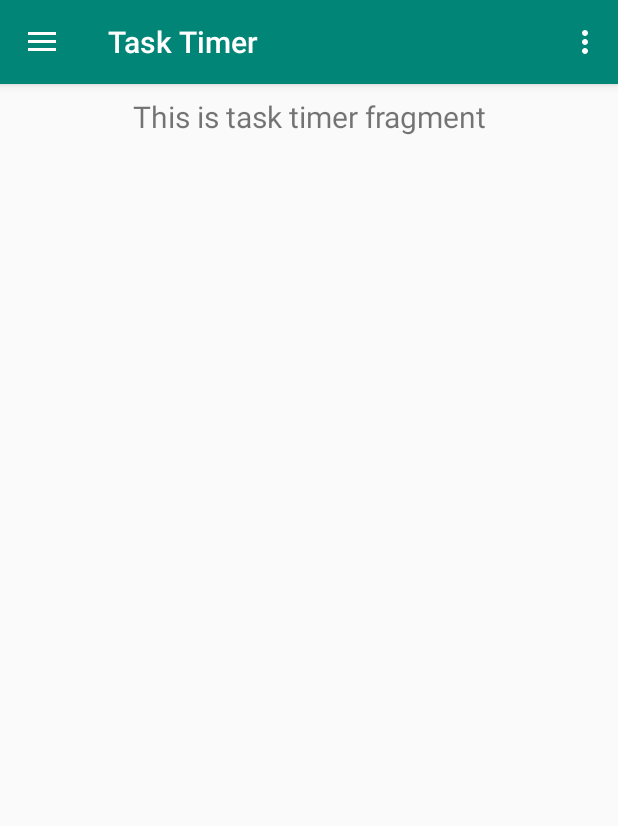
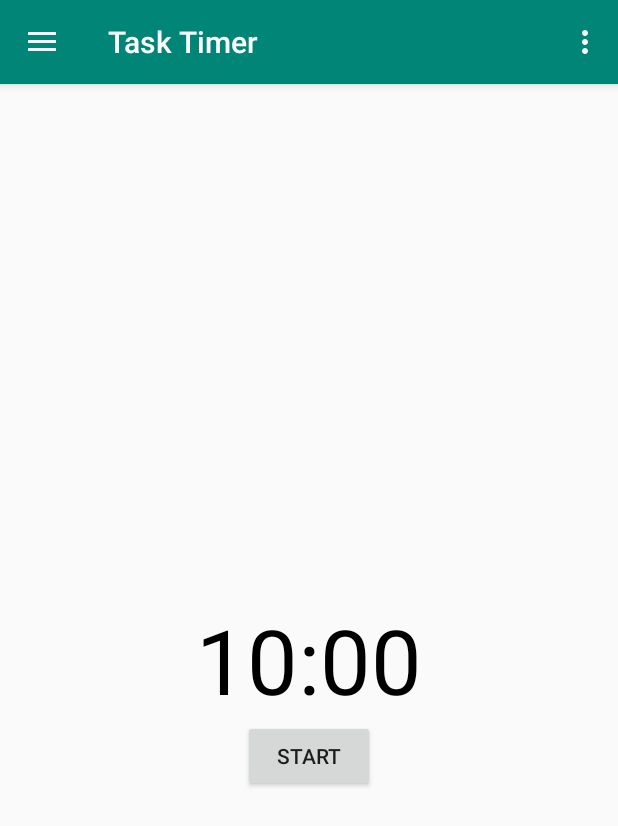
Before and after one commit to TheCrunchy/finalyearProjectV2, an Android app: the screen it shows after launch (MainActivity), in the side drawer, after a tap on "Task Timer", on a phone screen of 412 x 824 dp. Shown: the top 826 px of the screen. Run offline under Robolectric (Android 15) with nearby library versions, the phone set to English and light mode, and no system bars; our stand-ins replace navigation-ui.

Commit message:
Added task timer, need to add configurable time to countdown

```diff
--- a/app/src/main/java/com/cameron/finalyearprojectv2/MainActivity.java
+++ b/app/src/main/java/com/cameron/finalyearprojectv2/MainActivity.java
@@ -98,9 +98,9 @@ public class MainActivity extends AppCompatActivity{
         Button button = (Button) findViewById(R.id.buttonSave);
        // System.out.println("PICKER " + picker.getMonth());
 
-        data.addGoal(userInputGoalTitle.getText().toString(), userInputGoal1.getText().toString(), datePicker.getDayOfMonth()+"/"+ (datePicker.getMonth() + 1)+"/"+datePicker.getYear() + "==" + timePicker.getHour() + ":" + timePicker.getMinute());
-        data.addGoal(userInputGoalTitle.getText().toString(), userInputGoal2.getText().toString(), datePicker.getDayOfMonth()+"/"+ (datePicker.getMonth() + 1)+"/"+datePicker.getYear() + "==" + timePicker.getHour() + ":" + timePicker.getMinute());
-        data.addGoal(userInputGoalTitle.getText().toString(), userInputGoal3.getText().toString(), datePicker.getDayOfMonth()+"/"+ (datePicker.getMonth() + 1)+"/"+datePicker.getYear() + "==" + timePicker.getHour() + ":" + timePicker.getMinute());
+        data.addGoal(userInputGoalTitle.getText().toString(), userInputGoal1.getText().toString(), datePicker.getDayOfMonth()+"/"+ (datePicker.getMonth() + 1)+"/"+datePicker.getYear() + " " + timePicker.getHour() + ":" + timePicker.getMinute());
+        data.addGoal(userInputGoalTitle.getText().toString(), userInputGoal2.getText().toString(), datePicker.getDayOfMonth()+"/"+ (datePicker.getMonth() + 1)+"/"+datePicker.getYear() + " " + timePicker.getHour() + ":" + timePicker.getMinute());
+        data.addGoal(userInputGoalTitle.getText().toString(), userInputGoal3.getText().toString(), datePicker.getDayOfMonth()+"/"+ (datePicker.getMonth() + 1)+"/"+datePicker.getYear() + " " + timePicker.getHour() + ":" + timePicker.getMinute());
         saveFile();
 
     }
--- a/app/src/main/java/com/cameron/finalyearprojectv2/ui/task_timer/taskTimerFragment.java
+++ b/app/src/main/java/com/cameron/finalyearprojectv2/ui/task_timer/taskTimerFragment.java
@@ -1,22 +1,37 @@
 package com.cameron.finalyearprojectv2.ui.task_timer;
 
 import android.os.Bundle;
+import android.os.CountDownTimer;
 import android.view.LayoutInflater;
 import android.view.View;
 import android.view.ViewGroup;
+import android.widget.Button;
 import android.widget.TextView;
 
+import androidx.annotation.NonNull;
 import androidx.annotation.Nullable;
-import androidx.annotation.NonNull;
 import androidx.fragment.app.Fragment;
 import androidx.lifecycle.Observer;
 import androidx.lifecycle.ViewModelProviders;
 
 import com.cameron.finalyearprojectv2.R;
 
+import java.util.Locale;
+
 public class taskTimerFragment extends Fragment {
 
     private TaskTimerViewModel taskTimerViewModel;
+    private static final long START_TIME_IN_MILLIS = 600000;
+
+    private TextView mTextViewCountDown;
+    private Button mButtonStartPause;
+    private Button mButtonReset;
+
+    private CountDownTimer mCountDownTimer;
+
+    private boolean mTimerRunning;
+
+    private long mTimeLeftInMillis = START_TIME_IN_MILLIS;
 
     public View onCreateView(@NonNull LayoutInflater inflater,
                              ViewGroup container, Bundle savedInstanceState) {
@@ -27,9 +42,82 @@ public class taskTimerFragment extends Fragment {
         taskTimerViewModel.getText().observe(this, new Observer<String>() {
             @Override
             public void onChanged(@Nullable String s) {
-                textView.setText(s);
+               // textView.setText(s);
+
+
             }
         });
+
+        mTextViewCountDown = root.findViewById(R.id.text_view_countdown);
+
+        mButtonStartPause = root.findViewById(R.id.button_start_pause);
+        mButtonReset = root.findViewById(R.id.button_reset);
+
+        mButtonStartPause.setOnClickListener(new View.OnClickListener() {
+            @Override
+            public void onClick(View v) {
+                if (mTimerRunning) {
+                    pauseTimer();
+                } else {
+                    startTimer();
+                }
+            }
+        });
+
+        mButtonReset.setOnClickListener(new View.OnClickListener() {
+            @Override
+            public void onClick(View v) {
+                resetTimer();
+            }
+        });
+
+        updateCountDownText();
+
         return root;
     }
+    private void startTimer() {
+        mCountDownTimer = new CountDownTimer(mTimeLeftInMillis, 1000) {
+            @Override
+            public void onTick(long millisUntilFinished) {
+                mTimeLeftInMillis = millisUntilFinished;
+                updateCountDownText();
+            }
+
+            @Override
+            public void onFinish() {
+                mTimerRunning = false;
+                mButtonStartPause.setText("Start");
+                mButtonStartPause.setVisibility(View.INVISIBLE);
+                mButtonReset.setVisibility(View.VISIBLE);
+            }
+        }.start();
+
+        mTimerRunning = true;
+        mButtonStartPause.setText("pause");
+        mButtonReset.setVisibility(View.INVISIBLE);
+    }
+
+    private void pauseTimer() {
+        mCountDownTimer.cancel();
+        mTimerRunning = false;
+        mButtonStartPause.setText("Start");
+        mButtonReset.setVisibility(View.VISIBLE);
+    }
+
+    private void resetTimer() {
+        mTimeLeftInMillis = START_TIME_IN_MILLIS;
+        updateCountDownText();
+        mButtonReset.setVisibility(View.INVISIBLE);
+        mButtonStartPause.setVisibility(View.VISIBLE);
+    }
+
+    private void updateCountDownText() {
+        int minutes = (int) (mTimeLeftInMillis / 1000) / 60;
+        int seconds = (int) (mTimeLeftInMillis / 1000) % 60;
+
+        String timeLeftFormatted = String.format(Locale.getDefault(), "%02d:%02d", minutes, seconds);
+
+        mTextViewCountDown.setText(timeLeftFormatted);
+    }
+
 }
--- a/app/src/main/res/layout/fragment_task_timer.xml
+++ b/app/src/main/res/layout/fragment_task_timer.xml
@@ -16,4 +16,43 @@
         app:layout_constraintEnd_toEndOf="parent"
         app:layout_constraintStart_toStartOf="parent"
         app:layout_constraintTop_toTopOf="parent" />
+
+
+    <RelativeLayout xmlns:android="http://schemas.android.com/apk/res/android"
+        xmlns:app="http://schemas.android.com/apk/res-auto"
+        xmlns:tools="http://schemas.android.com/tools"
+        android:layout_width="match_parent"
+        android:layout_height="match_parent"
+        tools:context="com.codinginflow.countdowntimerexample.MainActivity">
+
+        <TextView
+            android:id="@+id/text_view_countdown"
+            android:layout_width="wrap_content"
+            android:layout_height="wrap_content"
+            android:layout_centerHorizontal="true"
+            android:layout_centerVertical="true"
+            android:text="00:00"
+            android:textColor="@android:color/black"
+            android:textSize="60sp" />
+
+        <Button
+            android:id="@+id/button_start_pause"
+            android:layout_width="wrap_content"
+            android:layout_height="wrap_content"
+            android:layout_below="@+id/text_view_countdown"
+            android:layout_centerHorizontal="true"
+            android:text="start" />
+
+        <Button
+            android:id="@+id/button_reset"
+            android:layout_width="wrap_content"
+            android:layout_height="wrap_content"
+            android:layout_below="@+id/text_view_countdown"
+            android:layout_marginStart="11dp"
+            android:layout_toEndOf="@+id/button_start_pause"
+            android:text="reset"
+            android:visibility="invisible"
+            tools:visibility="visible" />
+
+    </RelativeLayout>
 </androidx.constraintlayout.widget.ConstraintLayout>
```
Also changed, not shown: app/src/main/java/com/cameron/finalyearprojectv2/ui/home/HomeFragment.java (+8 -18 lines).
